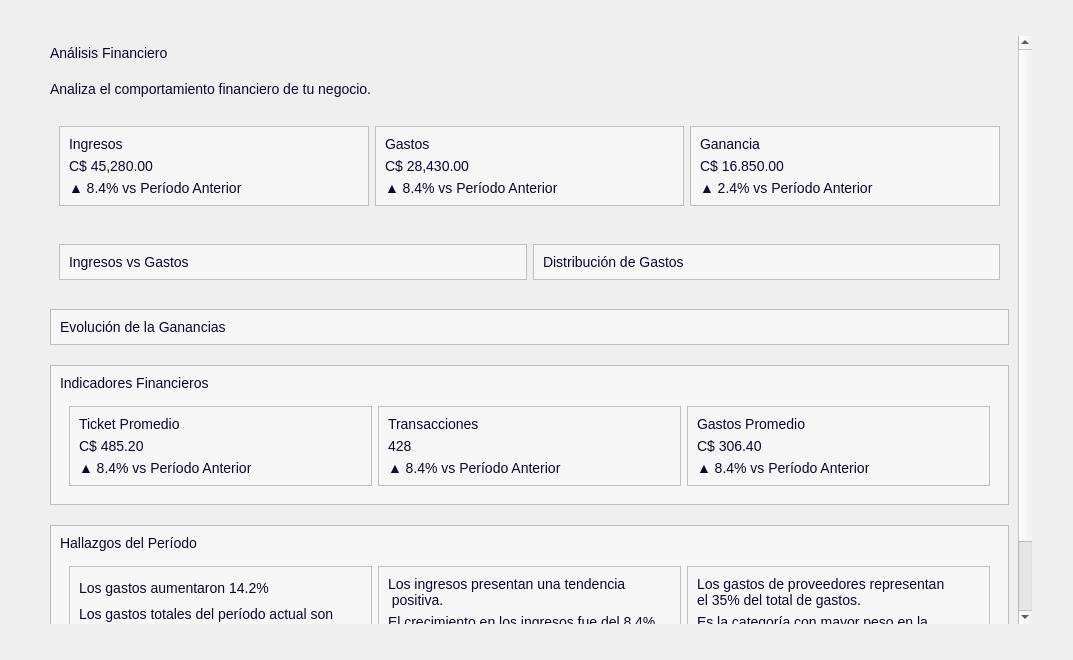
Old version of the form app/ui/dashboard/pages/analisis.ui in the repository Brando-1510/Proyecto-Integrador-2.0.
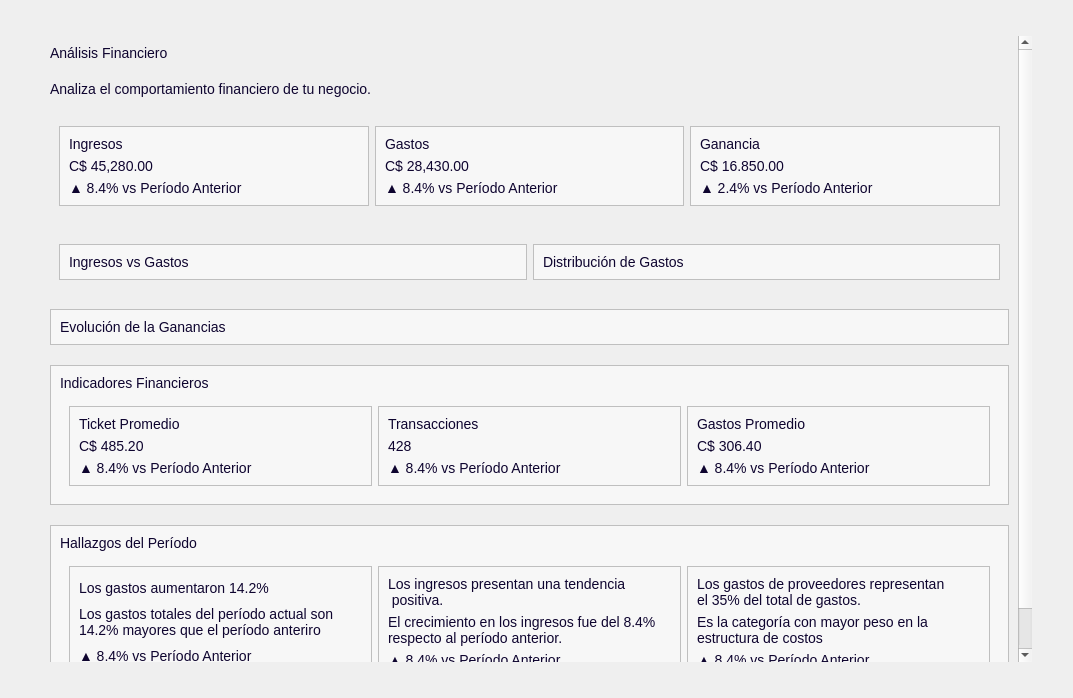
New version of the form.

```diff
--- a/app/ui/dashboard/pages/analisis.ui
+++ b/app/ui/dashboard/pages/analisis.ui
@@ -7,7 +7,7 @@
     <x>0</x>
     <y>0</y>
     <width>1073</width>
-    <height>660</height>
+    <height>698</height>
    </rect>
   </property>
   <property name="windowTitle">
@@ -196,9 +196,9 @@
         <property name="geometry">
          <rect>
           <x>0</x>
-          <y>0</y>
+          <y>-193</y>
           <width>1031</width>
-          <height>802</height>
+          <height>806</height>
          </rect>
         </property>
         <property name="sizePolicy">
```
Left out of the diff: 2 changed lines with no effect on the pictures.
